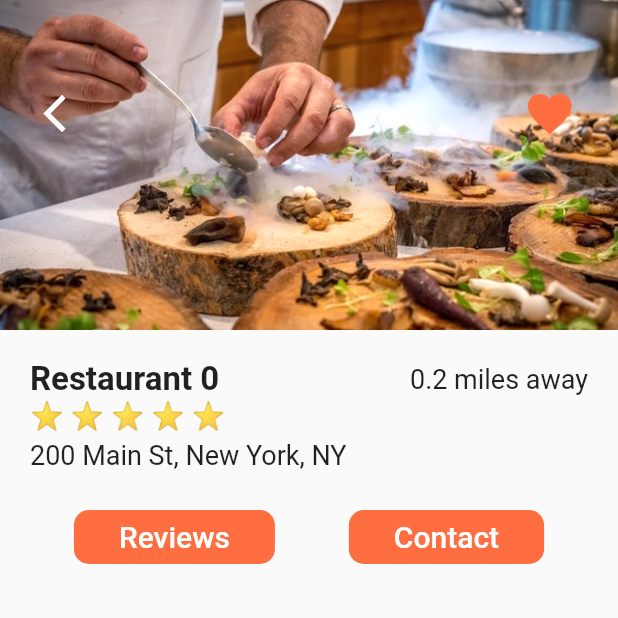
After one commit to Tobils/dev-app, a Flutter app: the screen it shows after launch, after a tap on "Restaurant 0", on a phone screen of 412 x 824 dp, the top half of it. The commit adds this screen. Run offline on Flutter 3.47's test engine with Material 2 defaults, Android fonts, the phone set to English and light mode, and no system bars.

Commit message:
add stack and hero animation at detail restaurant

```diff
--- a/food_delivery_ui/lib/screens/home_screen.dart
+++ b/food_delivery_ui/lib/screens/home_screen.dart
@@ -1,6 +1,7 @@
 import 'package:flutter/material.dart';
 import 'package:food_delivery_ui/data/data.dart';
 import 'package:food_delivery_ui/models/restaurant.dart';
+import 'package:food_delivery_ui/screens/restaurant_scree.dart';
 import 'package:food_delivery_ui/widgets/rating.stars.dart';
 import 'package:food_delivery_ui/widgets/recent_orders.dart';
 
@@ -10,12 +11,18 @@ class HomeScreen extends StatefulWidget {
 }
 
 class _HomeScreenState extends State<HomeScreen> {
+  // nearby restaurant widget view
   _buildRestaurants() {
     List<Widget> restaurantList = [];
-
     restaurants.forEach((Restaurant restaurant) {
-      restaurantList.add(
-        Container(
+      restaurantList.add(GestureDetector(
+        onTap: () => Navigator.push(
+          context,
+          MaterialPageRoute(
+            builder: (_) => RestaurantScreen(restaurant: restaurant),
+          ),
+        ),
+        child: Container(
           margin: EdgeInsets.symmetric(horizontal: 20.0, vertical: 10.0),
           decoration: BoxDecoration(
             color: Colors.white,
@@ -25,13 +32,15 @@ class _HomeScreenState extends State<HomeScreen> {
           child: Row(children: <Widget>[
             ClipRRect(
                 borderRadius: BorderRadius.circular(15.0),
+                child: Hero(
+                  tag: restaurant.imageUrl,
                   child: Image(
                     height: 150.0,
                     width: 150.0,
                     image: AssetImage(restaurant.imageUrl),
                     fit: BoxFit.cover,
                   ),
-            ),
+                )),
             Container(
               margin: EdgeInsets.all(12.0),
               child: Column(
@@ -64,7 +73,7 @@ class _HomeScreenState extends State<HomeScreen> {
             ),
           ]),
         ),
-      );
+      ));
     });
 
     return Column(children: restaurantList);
--- /dev/null
+++ b/food_delivery_ui/lib/screens/restaurant_scree.dart
@@ -0,0 +1,107 @@
+import 'package:flutter/material.dart';
+import 'package:food_delivery_ui/models/restaurant.dart';
+import 'package:food_delivery_ui/widgets/rating.stars.dart';
+
+class RestaurantScreen extends StatefulWidget {
+  final Restaurant restaurant;
+  RestaurantScreen({this.restaurant});
+
+  @override
+  _RestaurantScreenState createState() => _RestaurantScreenState();
+}
+
+class _RestaurantScreenState extends State<RestaurantScreen> {
+  @override
+  Widget build(BuildContext context) {
+    return Scaffold(
+      body: Column(
+        children: <Widget>[
+          Stack(
+            children: <Widget>[
+              Hero(
+                tag: widget.restaurant.imageUrl,
+                child: Image(
+                  height: 220.0,
+                  width: MediaQuery.of(context).size.width,
+                  image: AssetImage(widget.restaurant.imageUrl),
+                  fit: BoxFit.cover,
+                ),
+              ),
+              Padding(
+                padding: EdgeInsets.symmetric(horizontal: 20.0, vertical: 50.0),
+                child: Row(
+                  mainAxisAlignment: MainAxisAlignment.spaceBetween,
+                  children: <Widget>[
+                    IconButton(
+                        icon: Icon(Icons.arrow_back_ios),
+                        color: Colors.white,
+                        iconSize: 30.0,
+                        onPressed: () => Navigator.pop(context)),
+                    IconButton(
+                        icon: Icon(Icons.favorite),
+                        color: Theme.of(context).primaryColor,
+                        iconSize: 35.0,
+                        onPressed: () => {})
+                  ],
+                ),
+              ),
+            ],
+          ),
+          Padding(
+            padding: EdgeInsets.all(20),
+            child: Column(
+              crossAxisAlignment: CrossAxisAlignment.start,
+              children: <Widget>[
+                Row(
+                  mainAxisAlignment: MainAxisAlignment.spaceBetween,
+                  children: <Widget>[
+                    Text(
+                      widget.restaurant.name,
+                      style: TextStyle(
+                          fontSize: 22.0, fontWeight: FontWeight.w600),
+                    ),
+                    Text(
+                      '0.2 miles away',
+                      style: TextStyle(fontSize: 18.0),
+                    )
+                  ],
+                ),
+                RatingStars(widget.restaurant.rating),
+                SizedBox(height: 6.0),
+                Text(
+                  widget.restaurant.address,
+                  style: TextStyle(fontSize: 18.0),
+                )
+              ],
+            ),
+          ),
+          Row(
+            mainAxisAlignment: MainAxisAlignment.spaceEvenly,
+            children: <Widget>[
+              FlatButton(
+                  padding: EdgeInsets.symmetric(horizontal: 30.0),
+                  color: Theme.of(context).primaryColor,
+                  shape: RoundedRectangleBorder(
+                      borderRadius: BorderRadius.circular(10.0)),
+                  onPressed: () {},
+                  child: Text(
+                    'Reviews',
+                    style: TextStyle(color: Colors.white, fontSize: 20.0),
+                  )),
+              FlatButton(
+                  padding: EdgeInsets.symmetric(horizontal: 30.0),
+                  color: Theme.of(context).primaryColor,
+                  shape: RoundedRectangleBorder(
+                      borderRadius: BorderRadius.circular(10.0)),
+                  onPressed: () {},
+                  child: Text(
+                    'Contact',
+                    style: TextStyle(color: Colors.white, fontSize: 20.0),
+                  ))
+            ],
+          ),
+        ],
+      ),
+    );
+  }
+}
```
Lines whose indentation alone changed are shown as unchanged.
